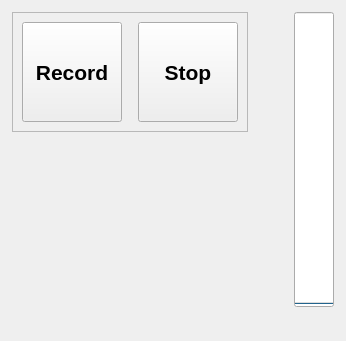
Old version of the form audio/resources/recordingtab.ui in the repository springermac/audio.
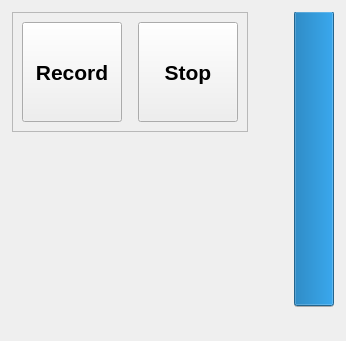
New version of the form. Custom widgets are drawn as their Qt base class.

Commit message: Change recording tab ui back to what it should be.

Patch:
```diff
--- a/audio/resources/recordingtab.ui
+++ b/audio/resources/recordingtab.ui
@@ -194,7 +194,7 @@
       </spacer>
      </item>
      <item>
-      <widget class="MQProgressBar" name="audioMeter">
+      <widget class="QProgressBar" name="audioMeter">
        <property name="enabled">
         <bool>true</bool>
        </property>
@@ -210,22 +210,24 @@
          <height>295</height>
         </size>
        </property>
+       <property name="value">
+        <number>100</number>
+       </property>
+       <property name="textVisible">
+        <bool>false</bool>
+       </property>
        <property name="orientation">
         <enum>Qt::Vertical</enum>
        </property>
+       <property name="invertedAppearance">
+        <bool>true</bool>
+       </property>
       </widget>
      </item>
     </layout>
    </item>
   </layout>
  </widget>
- <customwidgets>
-  <customwidget>
-   <class>MQProgressBar</class>
-   <extends>QProgressBar</extends>
-   <header>MQProgressBar</header>
-  </customwidget>
- </customwidgets>
  <resources/>
  <connections/>
 </ui>
```
The commit also changes 2 other files.
